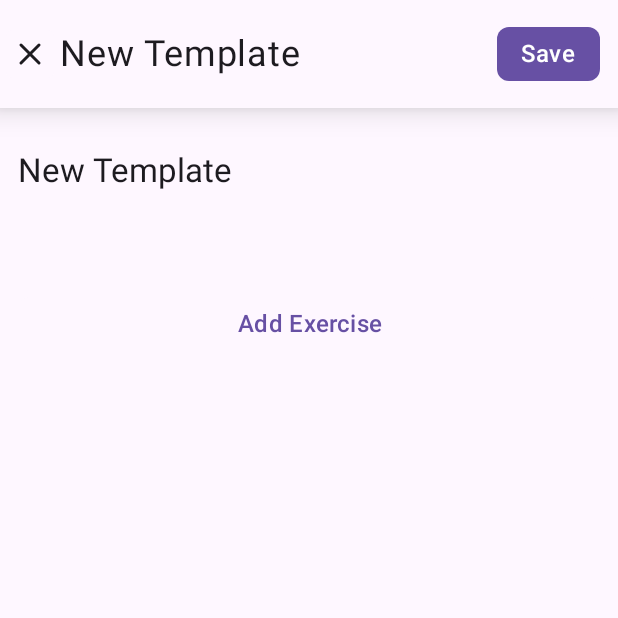
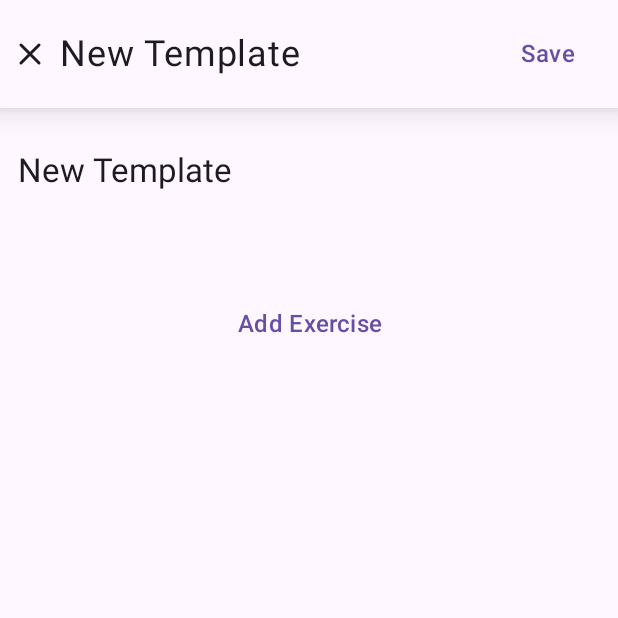
Before and after one commit to m-alexeev/xhvy-android, an Android app built with Jetpack Compose: the TemplateCreateScreen screen opened through its navigation route, on a phone screen of 412 x 824 dp, the top half of it. Run offline under Robolectric (Android 15) with nearby library versions, the phone set to English and light mode, and no system bars; our stand-ins replace Room's generated code; missing, so only their content is drawn: CompositionLocalProvider; 5 statements that could not run were skipped.

```diff
--- a/app/src/main/java/com/example/xhvy/ui/components/general/StyledTextButton.kt
+++ b/app/src/main/java/com/example/xhvy/ui/components/general/StyledTextButton.kt
@@ -21,7 +21,10 @@ fun StyledTextButton(
     shape: Shape = MaterialTheme.shapes.small,
     contentPadding: PaddingValues = PaddingValues(horizontal = 4.dp),
     onClick: () -> Unit,
-    colors: ButtonColors = ButtonDefaults.buttonColors(),
+    colors: ButtonColors = ButtonDefaults.buttonColors(
+        contentColor = MaterialTheme.colorScheme.primary,
+        containerColor = MaterialTheme.colorScheme.background,
+    ),
     content: @Composable() () -> Unit,
 ) {
     StyledButton(
--- a/app/src/main/java/com/example/xhvy/ui/screens/workouts/WorkoutCreateScreen.kt
+++ b/app/src/main/java/com/example/xhvy/ui/screens/workouts/WorkoutCreateScreen.kt
@@ -42,8 +42,6 @@ fun WorkoutCreateScreen(
             }
     }
 
-
-    // TODO: Split into separate components and pass around data to make sure that the whole screen doesnt recompose
     workout?.let {workout ->
         ActiveWorkout(workout = workout, onWorkoutAction = { action ->
             when (action) {
```
Also changed, not shown: app/src/main/java/com/example/xhvy/ui/components/workouts/ActiveWorkout.kt (+7 -8 lines).
